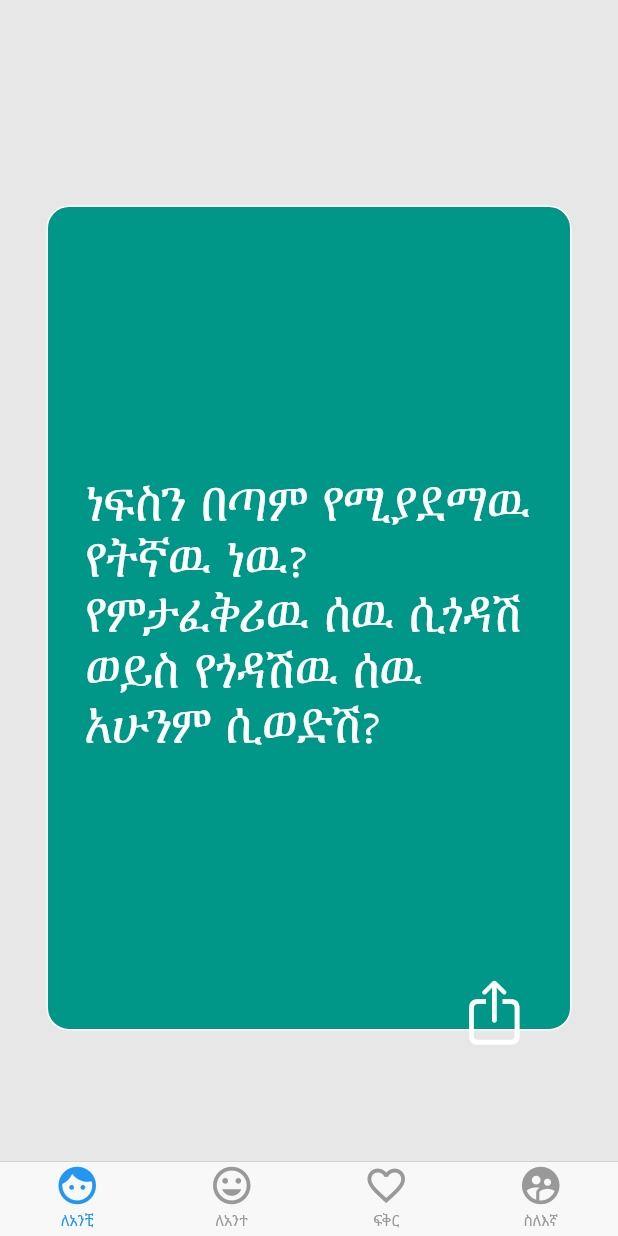
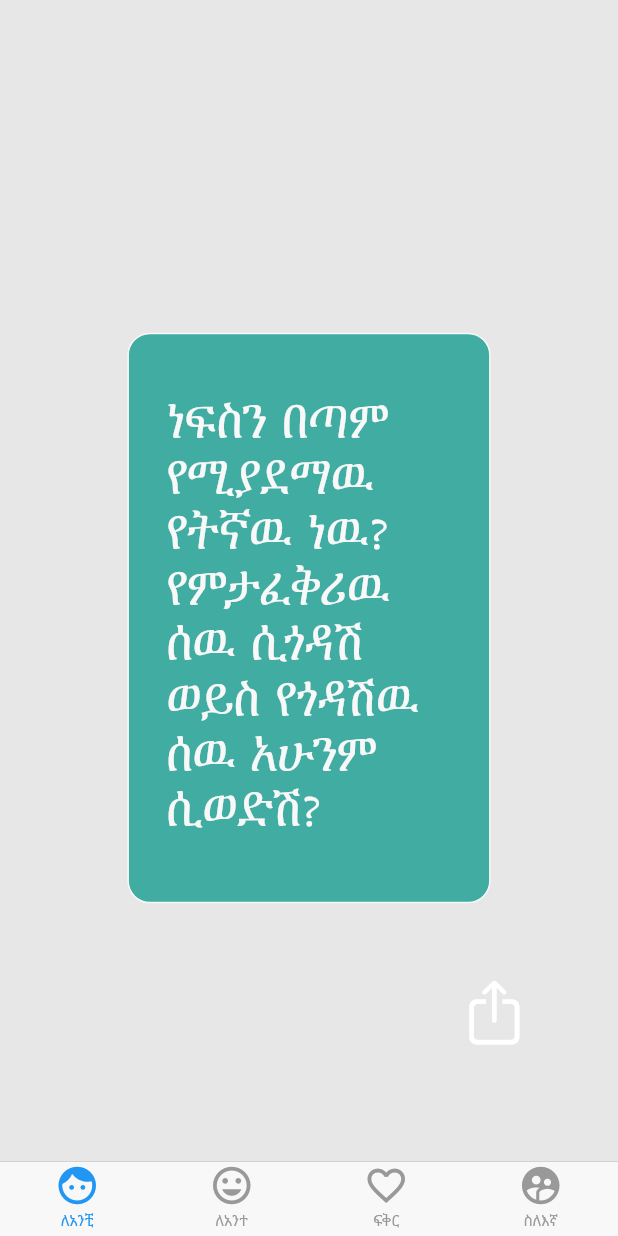
Before and after one commit to hailemix/EnenaAnchi_Flutter, a Flutter app: the first screen one second after launch, on a phone screen of 412 x 824 dp. Run offline on Flutter 3.47's test engine with Material 2 defaults, Android fonts, the phone set to English and light mode, and no system bars; our stand-ins replace share, simple_animations.

Commit message:
animation added
Animation is added to the Container.

```diff
--- /dev/null
+++ b/lib/animation_class.dart
@@ -0,0 +1,37 @@
+import 'package:flutter/cupertino.dart';
+import 'package:flutter/material.dart';
+
+
+
+
+class ContainerWidget extends AnimatedWidget{
+
+
+  final Widget theContainer;
+  final Color zColor;
+  static final _opacityTween = Tween<double>(begin: 0.1, end: 1.0);
+  static final _heightTween = Tween<double>(begin: 0, end: 550);
+  static final _widthTween = Tween<double>(begin: 0,end: 350);
+
+  ContainerWidget({Key key,this.theContainer,Animation<double> animation,this.zColor}) : super(key:key, listenable: animation);
+
+  @override
+  Widget build(BuildContext context) {
+    final Animation<double> animation = listenable;
+
+    return Opacity(
+      opacity: _opacityTween.evaluate(animation),
+      child: Container(
+         width: _widthTween.evaluate(animation),
+         height: _heightTween.evaluate(animation),
+        decoration: BoxDecoration(
+            color: zColor,
+            border: Border.all(color: Colors.white,style: BorderStyle.solid),
+            borderRadius: BorderRadius.all(Radius.circular(15.0)),
+            shape: BoxShape.rectangle
+        ),
+        child:theContainer ,
+      ),
+    );
+  }
+}
--- a/lib/main.dart
+++ b/lib/main.dart
@@ -1,5 +1,6 @@
 import 'package:enena_anchi/about_us.dart';
 import 'package:enena_anchi/json_model.dart';
+import 'package:enena_anchi/animation_class.dart';
 import 'package:flutter/cupertino.dart';
 import 'package:flutter/material.dart';
 import 'package:share/share.dart';
@@ -29,11 +30,15 @@ class MyHomePage extends StatefulWidget {
   MyHomePageState createState() => MyHomePageState();
 }
 
-class MyHomePageState extends State<MyHomePage> {
+class MyHomePageState extends State<MyHomePage> with SingleTickerProviderStateMixin {
 
     List<BottomNavigationBarItem> bottomIcons;
     List containerColor = [Colors.teal[500],Colors.blueGrey,Colors.brown[300],Colors.white];
     var finalContent = '';
+    Animation<double> animation;
+    AnimationController controller;
+
+
 
      @override
   void initState() {
@@ -45,7 +50,21 @@ class MyHomePageState extends State<MyHomePage> {
      BottomNavigationBarItem(title: Text('ፍቅር'),icon: Icon(Icons.favorite_border),activeIcon: Icon(Icons.favorite_border,color: Colors.red)),
      BottomNavigationBarItem(title: Text('ስለእኛ'),icon: Icon(Icons.supervised_user_circle)),
      ];
+    controller = AnimationController(vsync: this,duration: Duration(seconds: 1));
+    animation = CurvedAnimation(parent: controller, curve: Curves.easeIn)
+    ..addStatusListener((status){
+
+    });
+    controller.forward();
      }
+
+     @override
+  void dispose() {
+    controller.dispose();
+    super.dispose();
+  }
+
+
 
       @override
    build(BuildContext context) {
@@ -53,8 +72,6 @@ class MyHomePageState extends State<MyHomePage> {
       tabBar: CupertinoTabBar(
         items: bottomIcons,
         onTap: (int tappedPage){
-
-          //...
 
         },
       ),
@@ -64,17 +81,10 @@ class MyHomePageState extends State<MyHomePage> {
             return  tabPosition < 3 ? Stack(
               alignment: Alignment.center,
               children: <Widget>[
-                 Container(
-                   width: 350,
-                   height: 550,
-               decoration: BoxDecoration(
-                 color: containerColor[tabPosition],
-                 border: Border.all(color: Colors.white,style: BorderStyle.solid),
-                 borderRadius: BorderRadius.all(Radius.circular(15.0)),
-                 shape: BoxShape.rectangle
-                 ),
-
-          child: FutureBuilder<JsonContent>(
+                ContainerWidget(
+                  animation: animation,
+                  zColor: containerColor[tabPosition],
+                  theContainer:FutureBuilder<JsonContent>(
                       future: loadContent(),
                       builder: (context, snapshot) {
                         if(snapshot.hasData){
@@ -99,14 +109,13 @@ class MyHomePageState extends State<MyHomePage> {
                                 Center(
                                   child: Padding(
                                     padding: EdgeInsets.all(25.0),
-                                  child: Text(finalContent,
+                                    child: Text(
+                                        finalContent,
                                         style: TextStyle(
                                           fontSize: 35.0,
                                           decoration: TextDecoration.none,
-                                    color: Colors.white,
-
+                                          color:Colors.white,
                                         )),
-
                                   ),
                                 );
                             },
@@ -116,7 +125,7 @@ class MyHomePageState extends State<MyHomePage> {
                         }
                         return Center(child: CircularProgressIndicator());
                       }
-   )),
+                  ) ,),
                 Column(
                   mainAxisAlignment: MainAxisAlignment.end,
                   children: <Widget>[
```
Lines whose indentation alone changed are shown as unchanged.
